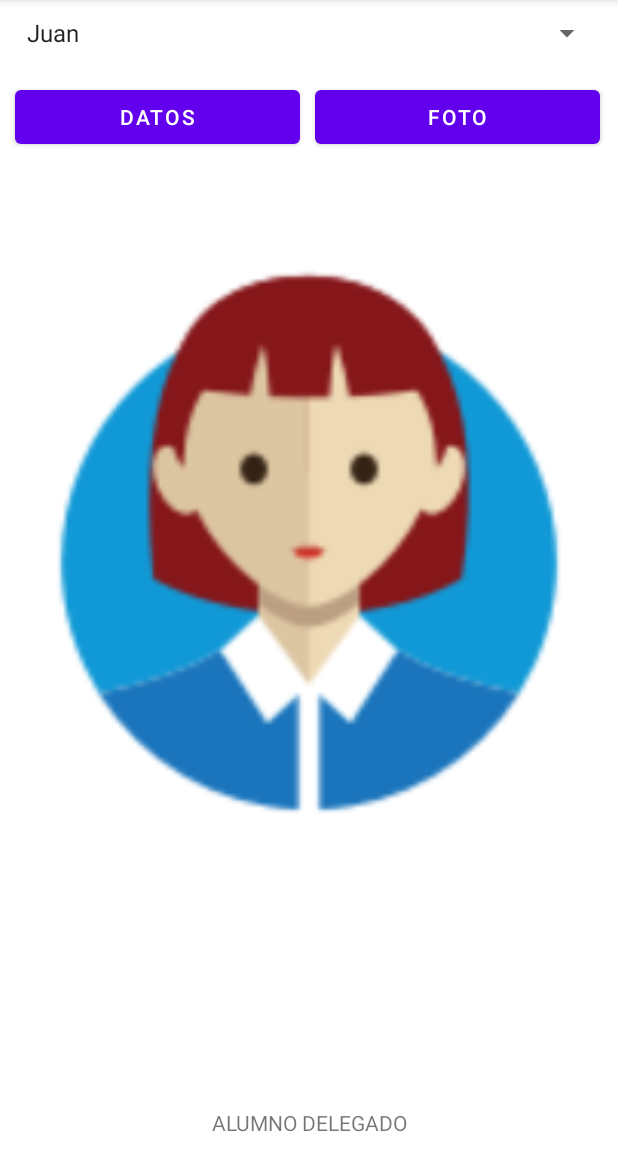
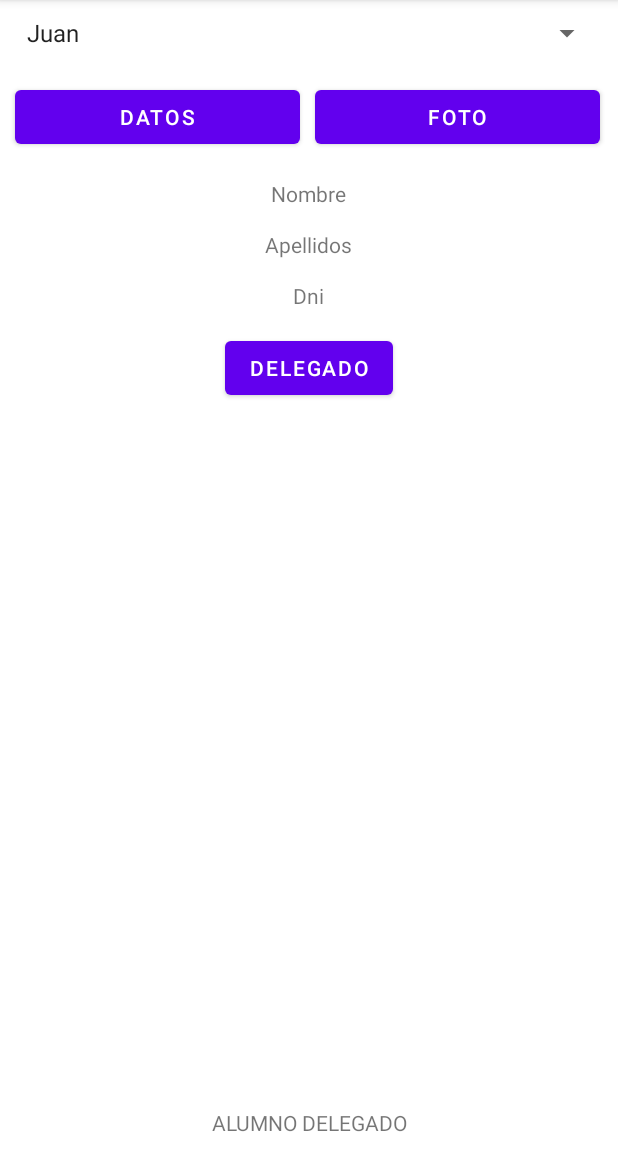
Before and after one commit to pablofu9/FragmentsKotlin, an Android app: the fragment FragmentDatos placed in its activity, on a phone screen of 412 x 824 dp, the part 84-1236 px from its top. Run offline under Robolectric (Android 15) with nearby library versions, the phone set to English and light mode, and no system bars.

Commit message:
Cambio entre fragments hecho

```diff
--- a/app/src/main/java/com/example/practica17/activities/MainActivity.kt
+++ b/app/src/main/java/com/example/practica17/activities/MainActivity.kt
@@ -13,11 +13,15 @@ import com.example.practica17.fragments.FragmentFotos
 import com.example.practica17.interfaces.OnFragmentEventListener
 import com.example.practica17.model.Alumno
 
-class MainActivity : AppCompatActivity(), OnFragmentEventListener {
+class MainActivity : AppCompatActivity(), OnFragmentEventListener, View.OnClickListener {
     private lateinit var alumnos:ArrayList<Alumno>
     private lateinit var spinner:Spinner
     private lateinit var btnDatos:Button
     private lateinit var btnFotos:Button
+    val fragmento1 = FragmentDatos()
+    val fragmento2 = FragmentFotos()
+    val manager = supportFragmentManager
+    var frag1=true
     override fun onCreate(savedInstanceState: Bundle?) {
         super.onCreate(savedInstanceState)
         setContentView(R.layout.activity_main)
@@ -31,42 +35,42 @@ class MainActivity : AppCompatActivity(), OnFragmentEventListener {
         val adapter = ArrayAdapter(this,android.R.layout.simple_spinner_item, alumnos)
         spinner.adapter=adapter
 
-        /**var fragment: Fragment? = null
-         * fragment = ImageFragment()
-        val args = Bundle()
-        args.putInt(resources.getString(R.string.image), item.imageId)
-        fragment.arguments = args
-        // Añade el fragmento
-        val fragmentManager = supportFragmentManager
-        val transaction = fragmentManager.beginTransaction()
-        transaction.add(R.id.layout, fragment)
-        transaction.commit()
-         */
         btnDatos=findViewById(R.id.btnDatos)
         btnFotos=findViewById(R.id.btnFoto)
 
+        btnDatos.setOnClickListener(this)
+        btnFotos.setOnClickListener(this)
     }
 
-    var frag1=true
-    fun cambiarFragment(view: View){
-        val fragmento1 = FragmentDatos()
-        val fragmento2 = FragmentFotos()
-        val manager = supportFragmentManager
+
+
+
+
+
+    override fun onFragmentEvent(alumno: Alumno) {
+
+    }
+
+    override fun onClick(v: View?) {
         val transaction = manager.beginTransaction()
-        if(frag1){
+        when(v?.id){
+            R.id.btnDatos->{
                 frag1=false
                 transaction.replace(R.id.frame, fragmento1)
+                /**
+                 * El addToBackStack lo ponemos para que guarde la informacion de los clicks que le hemos dados
+                 * Si cambiamos muchas veces entre fragments y luego vamos para atras, lo que tiene que pasar
+                 * es que volvamos hacia atras todas la veces que le hemos dado anteriormente
+                 */
                 transaction.addToBackStack(null)
                 transaction.commit()
-        }else{
+            }
+            R.id.btnFoto->{
+                frag1=true
                 transaction.replace(R.id.frame, fragmento2)
                 transaction.addToBackStack(null)
                 transaction.commit()
             }
-
-    }
-
-    override fun onFragmentEvent(alumno: Alumno) {
-
         }
     }
+}
--- a/app/src/main/java/com/example/practica17/fragments/FragmentDatos.kt
+++ b/app/src/main/java/com/example/practica17/fragments/FragmentDatos.kt
@@ -5,34 +5,32 @@ import androidx.fragment.app.Fragment
 import android.view.LayoutInflater
 import android.view.View
 import android.view.ViewGroup
+import android.widget.Button
 import android.widget.ImageView
+import android.widget.TextView
 import com.example.practica17.R
 
 
 
 class FragmentDatos : Fragment() {
 
+    private lateinit var txtNombre:TextView
+    private lateinit var txtApellidos:TextView
+    private lateinit var txtDni:TextView
+    private lateinit var btnDelegado:Button
 
     override fun onCreate(savedInstanceState: Bundle?) {
         super.onCreate(savedInstanceState)
 
     }
 
-    override fun onCreateView(
-        inflater: LayoutInflater, container: ViewGroup?,
-        savedInstanceState: Bundle?): View? {
-        // Carga el layout del fragmento
-        val view = inflater.inflate(R.layout.fragment_fotos, container, false)
+    override fun onCreateView(inflater: LayoutInflater, container: ViewGroup?, savedInstanceState: Bundle?): View? {
 
-        // Si ha recibido argumentos
-        arguments?.let {
-            // Obtiene el id de la imagen
-            val imageId = requireArguments().getInt(resources.getString(R.string.image))
-            // Obtiene la vista de imagen
-            val imageView = view.findViewById<ImageView>(R.id.imageView)
-            // Carga la imagen en la vista
-            imageView.setImageDrawable(context?.getDrawable(imageId))
-        }
+        val view = inflater.inflate(R.layout.fragment_datos, container, false)
+        txtNombre=view.findViewById(R.id.txtNombre)
+        txtApellidos=view.findViewById(R.id.txtApellidos)
+        txtDni=view.findViewById(R.id.txtDni)
+
         return view
 
     }
```
Lines whose indentation alone changed are shown as unchanged.
